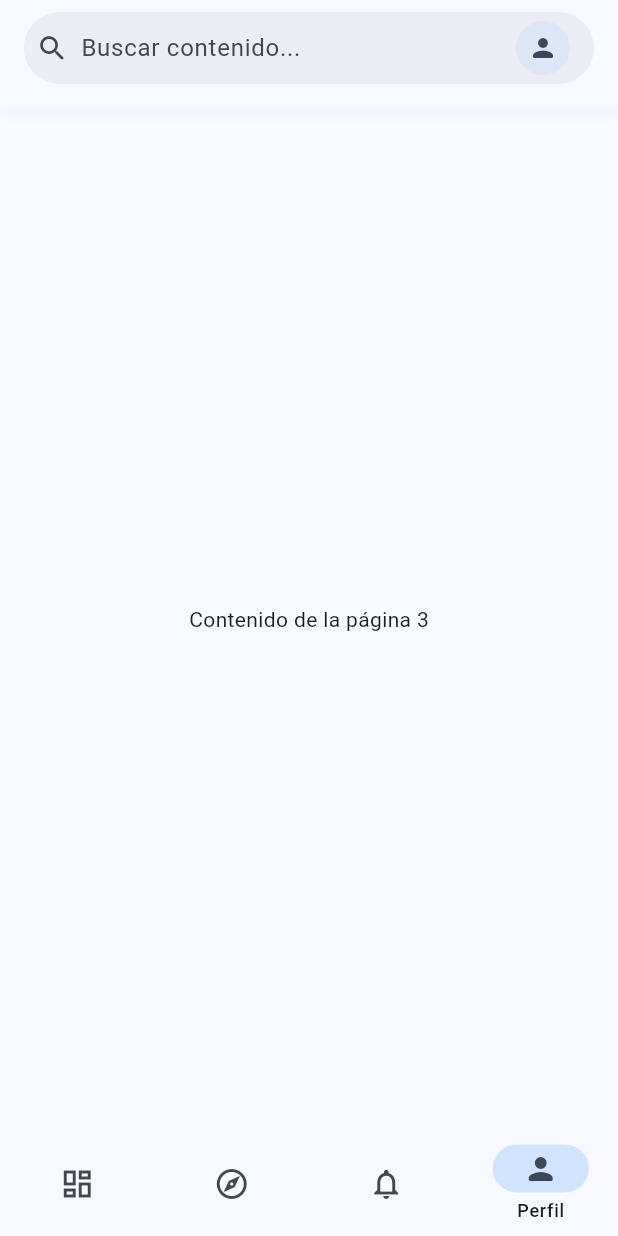
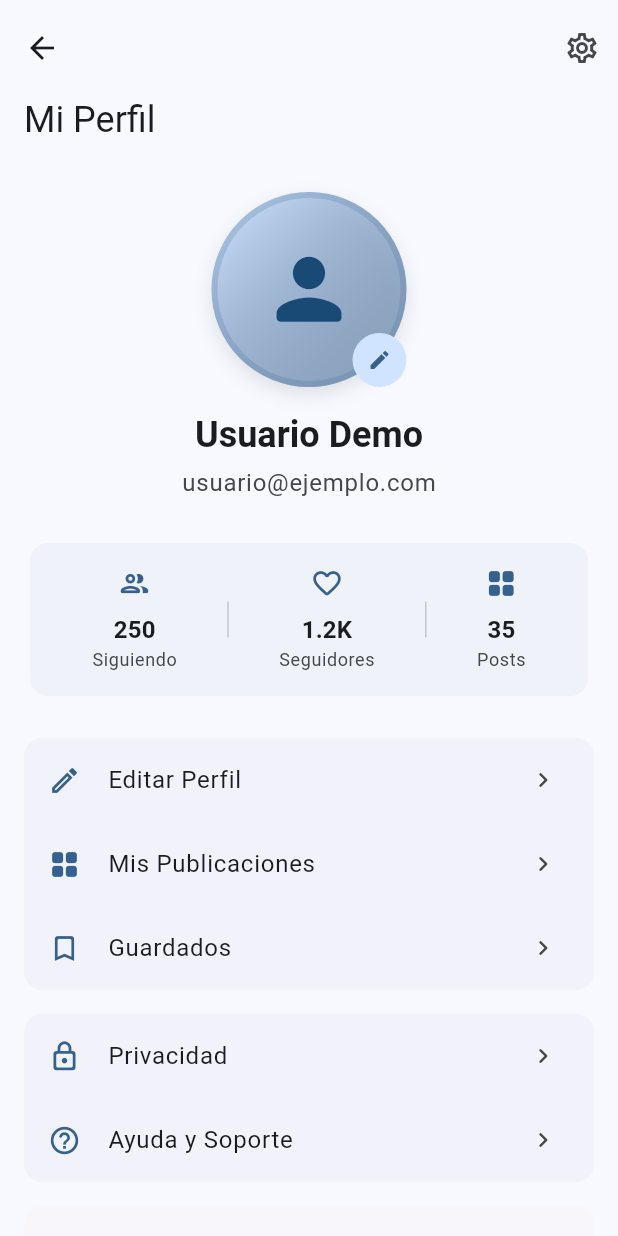
Before and after one commit to MENDOZAPAINT/gallery, a Flutter app: the screen it shows after launch, item 4 of the bottom bar chosen, on a phone screen of 412 x 824 dp. Run offline on Flutter 3.47's test engine with Material 3 defaults, Android fonts, the phone set to English and light mode, and no system bars.

Commit message:
Vista usuario

```diff
--- a/lib/main.dart
+++ b/lib/main.dart
@@ -1,5 +1,5 @@
 import 'package:flutter/material.dart';
-import 'presentation/pages/home_page.dart';
+import 'routes/app_routes.dart';
 
 void main() {
   runApp(const MyApp());
@@ -16,7 +16,9 @@ class MyApp extends StatelessWidget {
         colorScheme: ColorScheme.fromSeed(seedColor: Colors.blue),
         useMaterial3: true,
       ),
-      home: const MyHomePage(),
+      initialRoute: AppRoutes.home,
+      routes: AppRoutes.routes,
+      onGenerateRoute: AppRoutes.onGenerateRoute,
     );
   }
 }
--- a/lib/presentation/pages/home_page.dart
+++ b/lib/presentation/pages/home_page.dart
@@ -1,6 +1,7 @@
 import 'package:flutter/material.dart';
 import '../widgets/custom_navigation_bar.dart';
 import '../widgets/search_app_bar.dart';
+import '../../routes/app_routes.dart';
 
 class MyHomePage extends StatefulWidget {
   const MyHomePage({
@@ -18,19 +19,22 @@ class _MyHomePageState extends State<MyHomePage> {
   int _selectedIndex = 0;
 
   void _onItemTapped(int index) {
-    setState(() {
-      _selectedIndex = index;
-    });
+    if (index == 3) {
+      // Índice del ítem Usuario
+      Navigator.pushNamed(context, AppRoutes.user);
+    } else {
+      setState(() {
+        _selectedIndex = index;
+      });
+    }
   }
 
   void _handleSearch(String query) {
-    // Implementar la lógica de búsqueda aquí
     debugPrint('Buscando: $query');
   }
 
   void _handleProfileTap() {
-    // Implementar la navegación al perfil aquí
-    debugPrint('Perfil tapped');
+    Navigator.pushNamed(context, AppRoutes.user);
   }
 
   @override
@@ -50,32 +54,6 @@ class _MyHomePageState extends State<MyHomePage> {
         height: 70,
         indicatorColor: Theme.of(context).colorScheme.primaryContainer,
         labelBehavior: NavigationDestinationLabelBehavior.onlyShowSelected,
-        destinations: const [
-          NavigationDestinationData(
-            icon: Icons.dashboard_outlined,
-            selectedIcon: Icons.dashboard_rounded,
-            label: 'Dashboard',
-            tooltip: 'Ver dashboard',
-          ),
-          NavigationDestinationData(
-            icon: Icons.explore_outlined,
-            selectedIcon: Icons.explore_rounded,
-            label: 'Explorar',
-            tooltip: 'Explorar contenido',
-          ),
-          NavigationDestinationData(
-            icon: Icons.notifications_outlined,
-            selectedIcon: Icons.notifications_rounded,
-            label: 'Notificaciones',
-            tooltip: 'Ver notificaciones',
-          ),
-          NavigationDestinationData(
-            icon: Icons.person_outline_rounded,
-            selectedIcon: Icons.person_rounded,
-            label: 'Perfil',
-            tooltip: 'Tu perfil',
-          ),
-        ],
       ),
     );
   }
--- /dev/null
+++ b/lib/presentation/pages/user/user_page.dart
@@ -0,0 +1,281 @@
+import 'package:flutter/material.dart';
+
+class UserPage extends StatelessWidget {
+  const UserPage({super.key});
+
+  @override
+  Widget build(BuildContext context) {
+    final theme = Theme.of(context);
+    final colorScheme = theme.colorScheme;
+
+    return Scaffold(
+      backgroundColor: colorScheme.background,
+      body: CustomScrollView(
+        slivers: [
+          SliverAppBar.medium(
+            title: const Text('Mi Perfil'),
+            actions: [
+              IconButton(
+                icon: const Icon(Icons.settings_outlined),
+                onPressed: () {
+                  // TODO: Implementar navegación a configuración
+                },
+              ),
+            ],
+          ),
+          SliverToBoxAdapter(
+            child: Padding(
+              padding: const EdgeInsets.all(16),
+              child: Column(
+                children: [
+                  // Foto de perfil y nombre
+                  Stack(
+                    alignment: Alignment.bottomRight,
+                    children: [
+                      Hero(
+                        tag: 'profile-picture',
+                        child: Container(
+                          width: 130,
+                          height: 130,
+                          decoration: BoxDecoration(
+                            shape: BoxShape.circle,
+                            gradient: LinearGradient(
+                              colors: [
+                                colorScheme.primaryContainer,
+                                colorScheme.primary.withOpacity(0.5),
+                              ],
+                              begin: Alignment.topLeft,
+                              end: Alignment.bottomRight,
+                            ),
+                            border: Border.all(
+                              color: colorScheme.primary.withOpacity(0.2),
+                              width: 4,
+                            ),
+                            boxShadow: [
+                              BoxShadow(
+                                color: colorScheme.shadow.withOpacity(0.1),
+                                blurRadius: 10,
+                                offset: const Offset(0, 5),
+                              ),
+                            ],
+                          ),
+                          child: Icon(
+                            Icons.person_rounded,
+                            size: 65,
+                            color: colorScheme.onPrimaryContainer,
+                          ),
+                        ),
+                      ),
+                      CircleAvatar(
+                        radius: 18,
+                        backgroundColor: colorScheme.primaryContainer,
+                        child: IconButton(
+                          icon: Icon(
+                            Icons.edit_rounded,
+                            size: 16,
+                            color: colorScheme.primary,
+                          ),
+                          onPressed: () {
+                            // TODO: Implementar edición de foto
+                          },
+                        ),
+                      ),
+                    ],
+                  ),
+                  const SizedBox(height: 16),
+                  Text(
+                    'Usuario Demo',
+                    style: theme.textTheme.headlineSmall?.copyWith(
+                      fontWeight: FontWeight.bold,
+                    ),
+                  ),
+                  const SizedBox(height: 4),
+                  Text(
+                    'usuario@ejemplo.com',
+                    style: theme.textTheme.bodyLarge?.copyWith(
+                      color: colorScheme.onSurfaceVariant,
+                    ),
+                  ),
+                  const SizedBox(height: 24),
+
+                  // Sección de estadísticas
+                  Card(
+                    elevation: 0,
+                    color: colorScheme.surfaceVariant.withOpacity(0.3),
+                    child: Padding(
+                      padding: const EdgeInsets.symmetric(
+                        vertical: 16,
+                        horizontal: 8,
+                      ),
+                      child: Row(
+                        mainAxisAlignment: MainAxisAlignment.spaceEvenly,
+                        children: [
+                          _buildStatItem(
+                            context,
+                            '250',
+                            'Siguiendo',
+                            Icons.people_outline_rounded,
+                          ),
+                          _buildDivider(context),
+                          _buildStatItem(
+                            context,
+                            '1.2K',
+                            'Seguidores',
+                            Icons.favorite_outline_rounded,
+                          ),
+                          _buildDivider(context),
+                          _buildStatItem(
+                            context,
+                            '35',
+                            'Posts',
+                            Icons.grid_view_rounded,
+                          ),
+                        ],
+                      ),
+                    ),
+                  ),
+                  const SizedBox(height: 24),
+
+                  // Lista de opciones
+                  Card(
+                    elevation: 0,
+                    margin: EdgeInsets.zero,
+                    child: Column(
+                      children: [
+                        _buildOptionTile(
+                          context,
+                          'Editar Perfil',
+                          Icons.edit_outlined,
+                          onTap: () {},
+                        ),
+                        _buildOptionTile(
+                          context,
+                          'Mis Publicaciones',
+                          Icons.grid_view_rounded,
+                          onTap: () {},
+                        ),
+                        _buildOptionTile(
+                          context,
+                          'Guardados',
+                          Icons.bookmark_border_rounded,
+                          onTap: () {},
+                        ),
+                      ],
+                    ),
+                  ),
+                  const SizedBox(height: 16),
+                  Card(
+                    elevation: 0,
+                    margin: EdgeInsets.zero,
+                    child: Column(
+                      children: [
+                        _buildOptionTile(
+                          context,
+                          'Privacidad',
+                          Icons.lock_outline_rounded,
+                          onTap: () {},
+                        ),
+                        _buildOptionTile(
+                          context,
+                          'Ayuda y Soporte',
+                          Icons.help_outline_rounded,
+                          onTap: () {},
+                        ),
+                      ],
+                    ),
+                  ),
+                  const SizedBox(height: 16),
+                  Card(
+                    elevation: 0,
+                    margin: EdgeInsets.zero,
+                    color: colorScheme.errorContainer.withOpacity(0.1),
+                    child: _buildOptionTile(
+                      context,
+                      'Cerrar Sesión',
+                      Icons.logout_rounded,
+                      isDestructive: true,
+                      onTap: () {},
+                    ),
+                  ),
+                  const SizedBox(height: 32),
+                ],
+              ),
+            ),
+          ),
+        ],
+      ),
+    );
+  }
+
+  Widget _buildDivider(BuildContext context) {
+    return Container(
+      height: 24,
+      width: 1,
+      color: Theme.of(context).colorScheme.outlineVariant,
+    );
+  }
+
+  Widget _buildStatItem(
+    BuildContext context,
+    String value,
+    String label,
+    IconData icon,
+  ) {
+    final theme = Theme.of(context);
+    return Column(
+      mainAxisSize: MainAxisSize.min,
+      children: [
+        Icon(
+          icon,
+          color: theme.colorScheme.primary,
+          size: 22,
+        ),
+        const SizedBox(height: 8),
+        Text(
+          value,
+          style: theme.textTheme.titleMedium?.copyWith(
+            fontWeight: FontWeight.bold,
+          ),
+        ),
+        Text(
+          label,
+          style: theme.textTheme.bodySmall?.copyWith(
+            color: theme.colorScheme.onSurfaceVariant,
+          ),
+        ),
+      ],
+    );
+  }
+
+  Widget _buildOptionTile(
+    BuildContext context,
+    String title,
+    IconData icon, {
+    VoidCallback? onTap,
+    bool isDestructive = false,
+  }) {
+    final theme = Theme.of(context);
+    final colorScheme = theme.colorScheme;
+
+    return ListTile(
+      onTap: onTap,
+      leading: Icon(
+        icon,
+        color: isDestructive ? colorScheme.error : colorScheme.primary,
+        size: 22,
+      ),
+      title: Text(
+        title,
+        style: theme.textTheme.bodyLarge?.copyWith(
+          color: isDestructive ? colorScheme.error : colorScheme.onSurface,
+          fontWeight: isDestructive ? FontWeight.w500 : null,
+        ),
+      ),
+      trailing: Icon(
+        Icons.chevron_right_rounded,
+        color: isDestructive ? colorScheme.error : colorScheme.onSurfaceVariant,
+        size: 20,
+      ),
+    );
+  }
+}
--- a/lib/presentation/widgets/custom_navigation_bar.dart
+++ b/lib/presentation/widgets/custom_navigation_bar.dart
@@ -44,10 +44,10 @@ class CustomNavigationBar extends StatelessWidget {
       tooltip: 'Tus favoritos',
     ),
     NavigationDestinationData(
-      icon: Icons.person_outline_rounded,
-      selectedIcon: Icons.person_rounded,
-      label: 'Perfil',
-      tooltip: 'Tu perfil',
+      icon: Icons.account_circle_outlined,
+      selectedIcon: Icons.account_circle_rounded,
+      label: 'Usuario',
+      tooltip: 'Tu cuenta',
     ),
   ];
 
--- /dev/null
+++ b/lib/routes/app_routes.dart
@@ -0,0 +1,23 @@
+import 'package:flutter/material.dart';
+import '../presentation/pages/home_page.dart';
+import '../presentation/pages/user/user_page.dart';
+
+class AppRoutes {
+  static const String home = '/';
+  static const String user = '/user';
+
+  static Map<String, WidgetBuilder> get routes => {
+        home: (context) => const MyHomePage(),
+        user: (context) => const UserPage(),
+      };
+
+  static Route<dynamic>? onGenerateRoute(RouteSettings settings) {
+    return MaterialPageRoute(
+      builder: (context) => const Scaffold(
+        body: Center(
+          child: Text('Ruta no encontrada'),
+        ),
+      ),
+    );
+  }
+}
```
Also changed, not shown: git.txt (added, +7 -0 lines).
